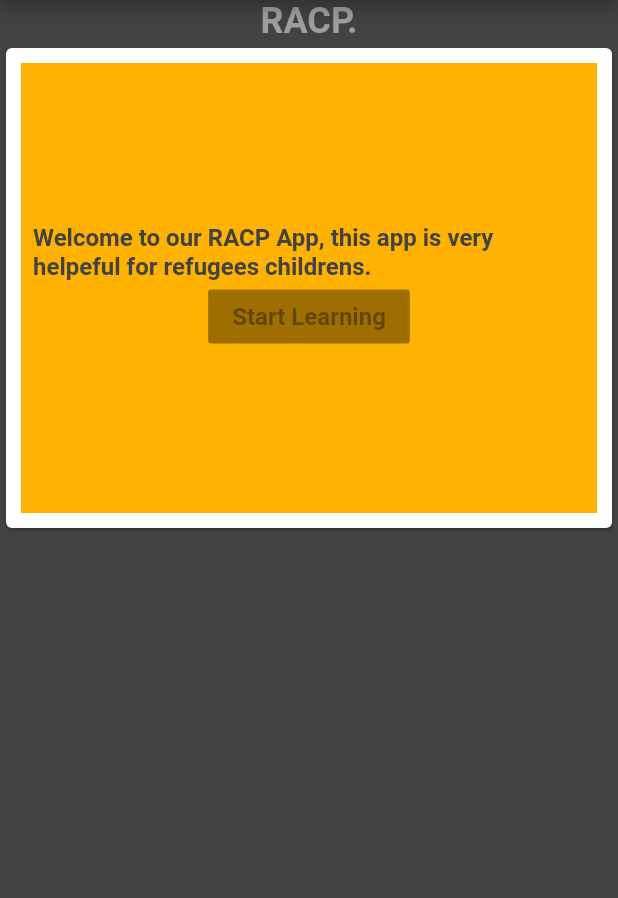
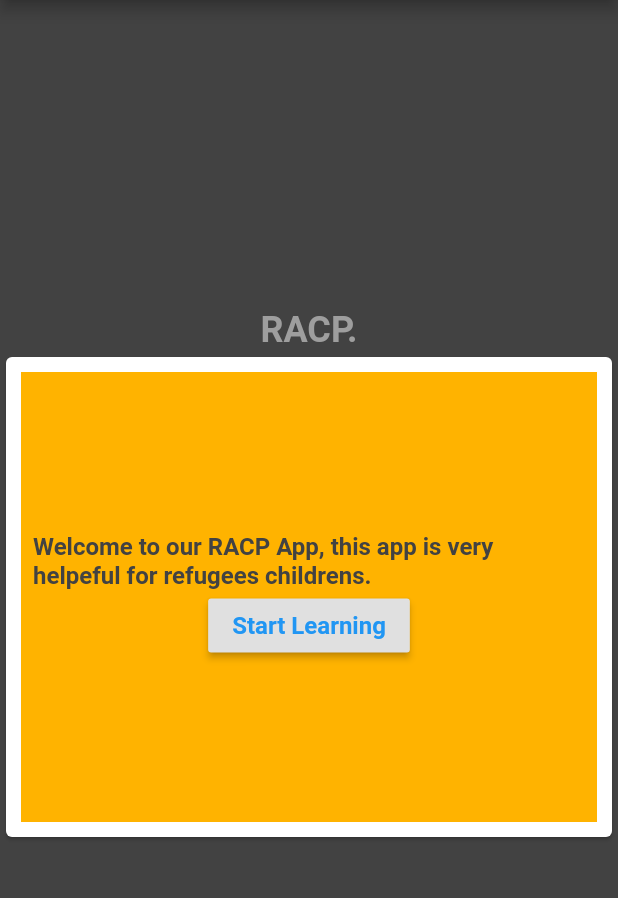
Before and after one commit to RACP-APP/RACP-MobileFlutter, a Flutter app: the screen it shows after launch, on a phone screen of 412 x 824 dp, the part 84-982 px from its top. Run offline on Flutter 3.47's test engine with Material 2 defaults, Android fonts, the light colour scheme and no system bars.

Commit message:
landing page..

```diff
--- a/my_app/lib/ui/landingPage.dart
+++ b/my_app/lib/ui/landingPage.dart
@@ -14,12 +14,16 @@ class LandingPage extends StatelessWidget {
             IconButton(
                 alignment: Alignment.centerLeft,
                 color: Colors.blue,
-                icon: const Icon(Icons.notifications_active),
+                icon: const Icon(
+                  Icons.notifications_active,
+                ),
                 onPressed: null),
             Image.asset('assets/racpLogo.png'),
           ],
         ),
         body: Column(
+          crossAxisAlignment: CrossAxisAlignment.center,
+          mainAxisAlignment: MainAxisAlignment.center,
           children: <Widget>[
             Center(
               child: Container(
@@ -43,6 +47,7 @@ class LandingPage extends StatelessWidget {
                 child: Column(
                   mainAxisAlignment: MainAxisAlignment.center,
                   crossAxisAlignment: CrossAxisAlignment.center,
+
                   children: <Widget>[
                     Text(
                         'Welcome to our RACP App, this app is very helpeful for refugees childrens.',
@@ -51,12 +56,14 @@ class LandingPage extends StatelessWidget {
                             fontWeight: FontWeight.bold,
                             color: Colors.grey[800])),
                     RaisedButton(
-                      onPressed: null,
+                      onPressed: ()=>print('Start is working'),
                       child: Text(
                         'Start Learning',
                         style: TextStyle(
                           fontWeight: FontWeight.bold,
                           fontSize: 16,
+                          color: Colors.blue,
+
                         ),
                       ),
                     ),
```
